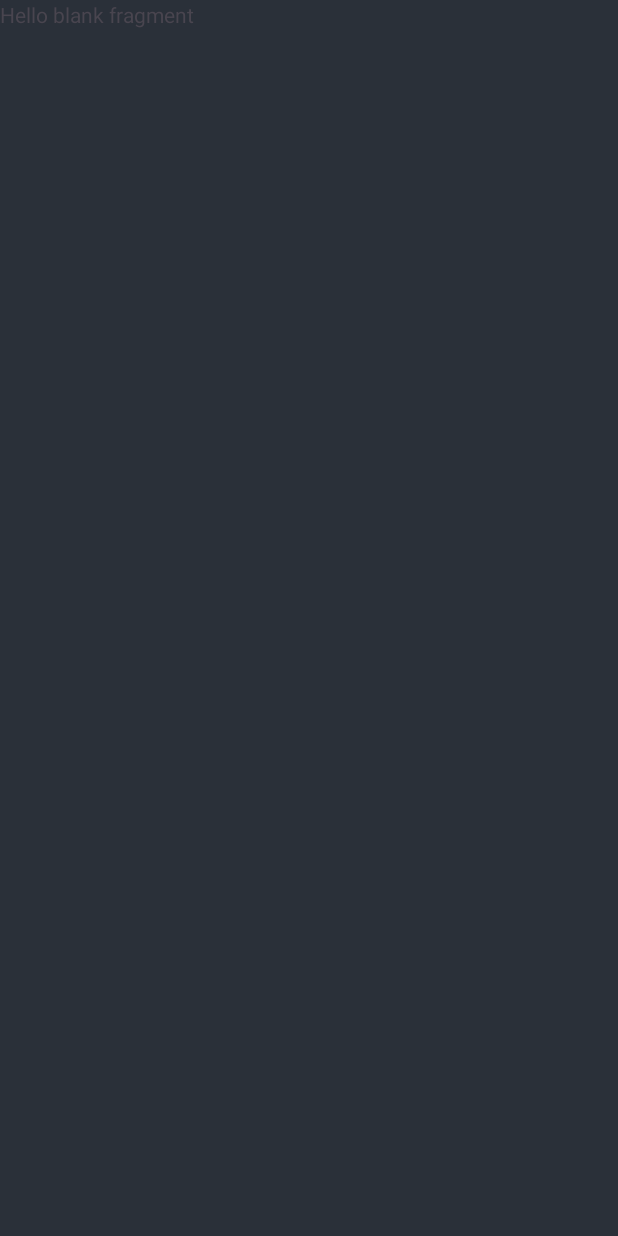
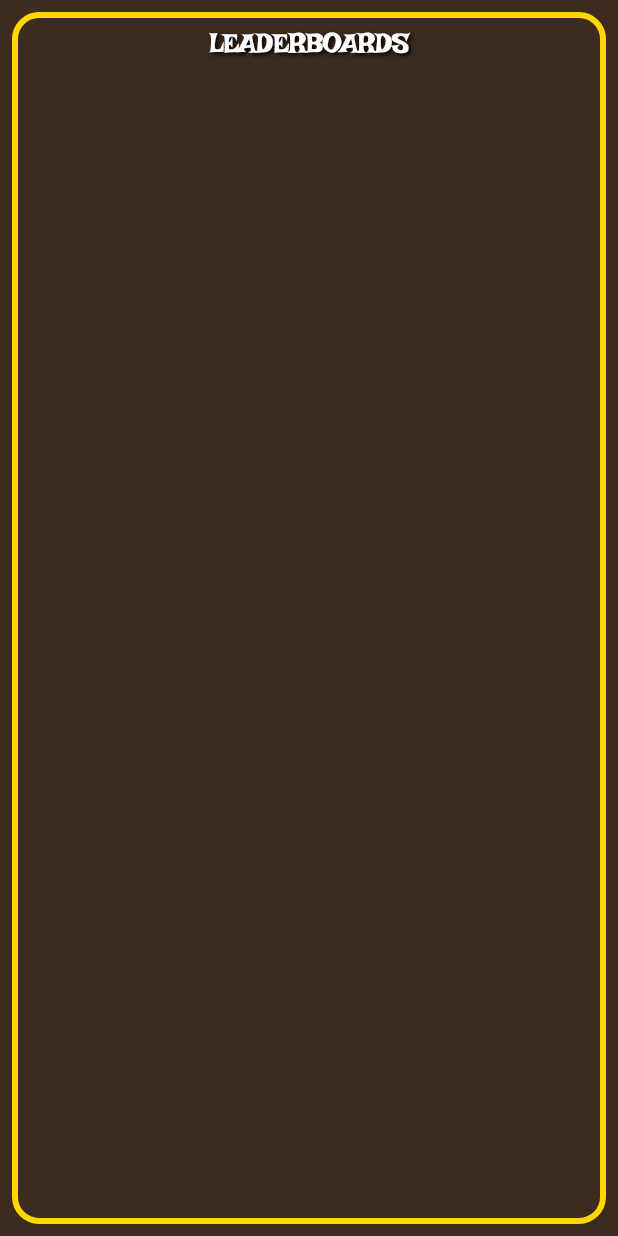
Before and after one commit to jayaustin1122/Adarna, an Android app: the LeaderBoardsFragment screen opened through its navigation route, on a phone screen of 412 x 824 dp. Before the commit the screen is almost empty. Run offline under Robolectric (Android 15) with nearby library versions, the phone set to English and light mode, and no system bars; our stand-ins replace Firebase (no records; nobody signed in at launch, a user with empty details on screens opened directly).

Commit message:
LeaderBoards Added

```diff
--- a/app/src/main/java/com/tinikling/cardgame/ui/main/DashBoardFragment.kt
+++ b/app/src/main/java/com/tinikling/cardgame/ui/main/DashBoardFragment.kt
@@ -38,6 +38,9 @@ class DashBoardFragment : Fragment() {
         mediaPlayer = MediaPlayer.create(requireContext(), R.raw.maps)
         mediaPlayer?.isLooping = true // To loop the music
         mediaPlayer?.start()
+        binding.exitButton.setOnClickListener {
+            findNavController().navigate(R.id.leaderBoardsFragment)
+        }
     }
     private fun playGif() {
         val torchViews = listOf(binding.torch1, binding.torch2, binding.torch3, binding.torch4)
--- a/app/src/main/java/com/tinikling/cardgame/ui/main/LeaderBoardsFragment.kt
+++ b/app/src/main/java/com/tinikling/cardgame/ui/main/LeaderBoardsFragment.kt
@@ -1,27 +1,117 @@
 package com.tinikling.cardgame.ui.main
 
+import android.app.AlertDialog
 import android.os.Bundle
-import androidx.fragment.app.Fragment
+import android.os.Handler
+import android.os.Looper
 import android.view.LayoutInflater
 import android.view.View
 import android.view.ViewGroup
+import android.widget.Toast
+import androidx.fragment.app.Fragment
+import androidx.recyclerview.widget.LinearLayoutManager
+import com.google.firebase.firestore.FirebaseFirestore
+import com.tinikling.cardgame.adapter.LeaderboardAdapter
 import com.tinikling.cardgame.databinding.FragmentLeaderBoardsBinding
-
+import com.tinikling.cardgame.models.LeaderboardEntry
 
 class LeaderBoardsFragment : Fragment() {
-    private lateinit var binding : FragmentLeaderBoardsBinding
+
+    private lateinit var binding: FragmentLeaderBoardsBinding
+    private lateinit var leaderboardAdapter: LeaderboardAdapter
+    private val leaderboardEntries = mutableListOf<LeaderboardEntry>()
+    private val timeoutHandler = Handler(Looper.getMainLooper())
+    private var isDataFetched = false
+
     override fun onCreateView(
         inflater: LayoutInflater, container: ViewGroup?,
         savedInstanceState: Bundle?
     ): View? {
-        binding = FragmentLeaderBoardsBinding.inflate(layoutInflater)
-        // Inflate the layout for this fragment
+        binding = FragmentLeaderBoardsBinding.inflate(inflater, container, false)
         return binding.root
     }
-
 
     override fun onViewCreated(view: View, savedInstanceState: Bundle?) {
         super.onViewCreated(view, savedInstanceState)
 
+        setupRecyclerView()
+        showLoadingDialog() // Show loading dialog
+        fetchLeaderboardData()
+
+        // Set a timeout for 5 seconds to check if data has been fetched
+        timeoutHandler.postDelayed({
+            if (!isDataFetched) {
+                showNoInternetDialog() // Show the "connect to internet" dialog
+            }
+        }, 5000)
+    }
+
+    private fun setupRecyclerView() {
+        leaderboardAdapter = LeaderboardAdapter(leaderboardEntries)
+        binding.leaderboardRecyclerView.adapter = leaderboardAdapter
+        binding.leaderboardRecyclerView.layoutManager = LinearLayoutManager(requireContext())
+    }
+
+    private fun fetchLeaderboardData() {
+        val db = FirebaseFirestore.getInstance()
+        db.collection("leaderBoards")
+            .get()
+            .addOnSuccessListener { result ->
+                leaderboardEntries.clear()
+                for (document in result) {
+                    val entry = document.toObject(LeaderboardEntry::class.java)
+                    leaderboardEntries.add(entry)
+                }
+                leaderboardEntries.sortWith(compareByDescending<LeaderboardEntry> { it.points.toInt() }
+                    .thenBy { parseTime(it.timeRemaining) })
+                leaderboardAdapter.notifyDataSetChanged()
+                dismissLoadingDialog() // Dismiss loading dialog
+                isDataFetched = true // Mark data as fetched
+            }
+            .addOnFailureListener { exception ->
+                dismissLoadingDialog() // Dismiss loading dialog on failure
+                Toast.makeText(requireContext(), "Error fetching data: ${exception.message}", Toast.LENGTH_SHORT).show()
+            }
+    }
+
+    private fun parseTime(time: String): Int {
+        val parts = time.split(":")
+        return if (parts.size == 2) {
+            try {
+                val minutes = parts[0].toInt()
+                val seconds = parts[1].toInt()
+                minutes * 60 + seconds
+            } catch (e: NumberFormatException) {
+                0
+            }
+        } else {
+            0
+        }
+    }
+
+    // Function to show a loading dialog
+    private fun showLoadingDialog() {
+        binding.progressBar.visibility = View.VISIBLE // Show ProgressBar
+    }
+
+    // Function to dismiss the loading dialog
+    private fun dismissLoadingDialog() {
+        binding.progressBar.visibility = View.GONE // Hide ProgressBar
+    }
+
+    // Function to show a "No internet" dialog if data is not fetched in 5 seconds
+    private fun showNoInternetDialog() {
+        val builder = AlertDialog.Builder(requireContext())
+        builder.setTitle("No Internet Connection")
+        builder.setMessage("Please connect to the internet to view the leaderboards.")
+        builder.setPositiveButton("Retry") { dialog, _ ->
+            dialog.dismiss()
+            showLoadingDialog() // Show loading dialog again
+            fetchLeaderboardData() // Retry fetching data
+        }
+        builder.setNegativeButton("Cancel") { dialog, _ ->
+            dialog.dismiss()
+        }
+        builder.show()
     }
 }
--- a/app/src/main/res/layout/fragment_leader_boards.xml
+++ b/app/src/main/res/layout/fragment_leader_boards.xml
@@ -1,14 +1,55 @@
 <?xml version="1.0" encoding="utf-8"?>
-<FrameLayout xmlns:android="http://schemas.android.com/apk/res/android"
+<androidx.constraintlayout.widget.ConstraintLayout xmlns:android="http://schemas.android.com/apk/res/android"
+    xmlns:app="http://schemas.android.com/apk/res-auto"
     xmlns:tools="http://schemas.android.com/tools"
     android:layout_width="match_parent"
     android:layout_height="match_parent"
+    android:background="@drawable/dialog_background"
     tools:context=".ui.main.LeaderBoardsFragment">
 
-    <!-- TODO: Update blank fragment layout -->
+    <ProgressBar
+        android:id="@+id/progressBar"
+        android:layout_width="wrap_content"
+        android:layout_height="wrap_content"
+        android:layout_centerInParent="true"
+        app:layout_constraintBottom_toBottomOf="parent"
+        app:layout_constraintEnd_toEndOf="parent"
+        app:layout_constraintHorizontal_bias="0.5"
+        app:layout_constraintStart_toStartOf="parent"
+        app:layout_constraintTop_toTopOf="parent"
+        app:layout_constraintVertical_bias="0.5" />
+
     <TextView
+        android:id="@+id/dialogTitle"
         android:layout_width="match_parent"
-        android:layout_height="match_parent"
-        android:text="@string/hello_blank_fragment" />
+        android:layout_height="wrap_content"
+        android:fontFamily="@font/irish"
+        android:paddingTop="10dp"
+        android:shadowColor="@android:color/black"
+        android:shadowDx="2"
+        android:shadowDy="2"
+        android:shadowRadius="3"
+        android:text="LEADERBOARDS"
+        android:textAlignment="center"
+        android:textColor="@color/white"
+        android:textSize="18sp"
+        android:textStyle="bold"
+        app:layout_constraintEnd_toEndOf="parent"
+        app:layout_constraintHorizontal_bias="0.5"
+        app:layout_constraintStart_toStartOf="parent"
+        app:layout_constraintTop_toTopOf="parent" />
 
-</FrameLayout>
+    <androidx.recyclerview.widget.RecyclerView
+        android:id="@+id/leaderboardRecyclerView"
+        android:layout_width="match_parent"
+        android:layout_height="0dp"
+        android:layout_margin="10dp"
+        android:padding="16dp"
+        app:layout_constraintBottom_toBottomOf="parent"
+        app:layout_constraintEnd_toEndOf="parent"
+        app:layout_constraintHorizontal_bias="0.5"
+        app:layout_constraintStart_toStartOf="parent"
+        app:layout_constraintTop_toBottomOf="@+id/dialogTitle"
+        app:layout_constraintVertical_bias="0.5"
+        tools:listitem="@layout/item_leaderboard" />
+</androidx.constraintlayout.widget.ConstraintLayout>
--- a/app/src/main/res/values/colors.xml
+++ b/app/src/main/res/values/colors.xml
@@ -1,5 +1,13 @@
 <?xml version="1.0" encoding="utf-8"?>
 <resources>
     <color name="black">#FF000000</color>
+
     <color name="white">#FFFFFFFF</color>
+
+        <color name="gold">#FFD700</color>
+        <color name="silver">#C0C0C0</color>
+        <color name="bronze">#CD7F32</color>
+        <color name="default_card_bg">#FFFFFF</color> <!-- Default card background color -->
+
+
 </resources>
```
Also changed, not shown: app/src/main/java/com/tinikling/cardgame/adapter/LeaderboardAdapter.kt (added, +56 -0 lines), app/src/main/java/com/tinikling/cardgame/models/LeaderboardEntry.kt (added, +8 -0 lines), app/src/main/res/layout/item_leaderboard.xml (added, +69 -0 lines).
